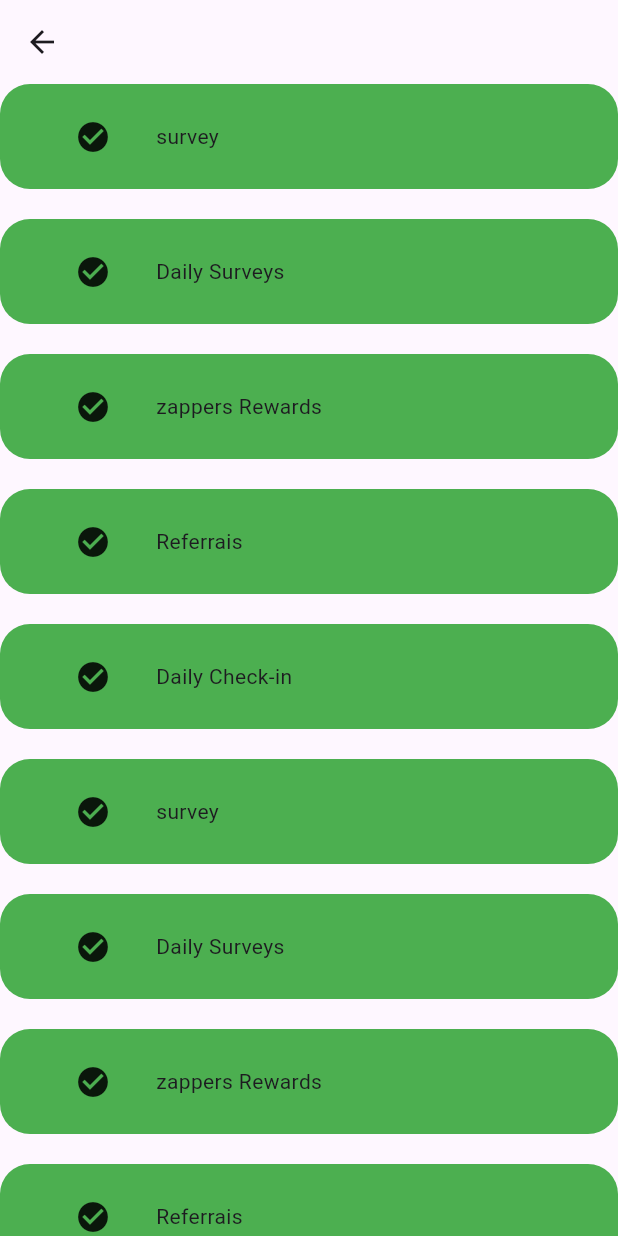
After one commit to sania0098/UI_-TASKS, a Flutter app: the Task16 screen opened directly, on a phone screen of 412 x 824 dp. The commit adds this screen. Run offline on Flutter 3.47's test engine with Material 3 defaults, Android fonts, the phone set to English and light mode, and no system bars; missing offline and left inert: dart:ffi.

Commit message:
about axaption and listview

```diff
--- a/lib/main.dart
+++ b/lib/main.dart
@@ -13,6 +13,8 @@ import 'package:testing/task12.dart';
 import 'package:testing/task13.dart';
 import 'package:testing/task14.dart';
 import 'package:testing/task15.dart';
+import 'package:testing/task16.dart';
+import 'package:testing/task17.dart';
 import 'package:testing/task2.dart';
 import 'package:testing/task3.dart';
 import 'package:testing/task4.dart';
@@ -38,7 +40,7 @@ class MyApp extends StatelessWidget {
         colorScheme: ColorScheme.fromSeed(seedColor: Colors.deepPurple),
         useMaterial3: true,
       ),
-      home: const Task15(),
+      home: Task17(),
     );
   }
 }
--- a/lib/task15.dart
+++ b/lib/task15.dart
@@ -1,9 +1,16 @@
 import 'package:flutter/cupertino.dart';
 import 'package:flutter/material.dart';
 
-class Task15 extends StatelessWidget {
+class Task15 extends StatefulWidget {
   const Task15({super.key});
 
+  @override
+  State<Task15> createState() => _Task15State();
+}
+
+bool isvideocall = true;
+
+class _Task15State extends State<Task15> {
   @override
   Widget build(BuildContext context) {
     return Scaffold(
@@ -25,29 +32,80 @@ class Task15 extends StatelessWidget {
           Row(
             mainAxisAlignment: MainAxisAlignment.center,
             children: [
+              GestureDetector(
+                onTap: () {
+                  isvideocall = true;
+                  setState(() {});
+                },
+                child: Column(
+                  children: [
                     Text(
                       'Vedio Call',
                       style: TextStyle(
                           fontSize: 20,
                           fontWeight: FontWeight.bold,
-                    color: const Color.fromARGB(255, 231, 195, 67)),
+                          color: isvideocall
+                              ? const Color.fromARGB(255, 231, 195, 67)
+                              : Colors.grey),
+                    ),
+                  ],
+                ),
               ),
               SizedBox(
                 width: 40,
               ),
+              GestureDetector(
+                onTap: () {
+                  isvideocall = false;
+                  setState(() {});
+                },
+                child: Column(
+                  children: [
                     Text(
                       'Audio Call ',
                       style: TextStyle(
                           fontSize: 20,
                           fontWeight: FontWeight.bold,
-                    color: Colors.grey),
+                          color: isvideocall ? Colors.grey : Colors.amber),
                     ),
+                  ],
+                ),
+              ),
+            ],
+          ),
+          Row(
+            mainAxisAlignment: MainAxisAlignment.center,
+            children: [
+              GestureDetector(
+                onTap: () {
+                  isvideocall = true;
+                  setState(() {});
+                },
+                child: Container(
+                  height: 5,
+                  width: 100,
+                  decoration: BoxDecoration(color: Colors.amber),
+                ),
+              ),
+              SizedBox(
+                width: 30,
+              ),
+              Container(
+                height: 5,
+                width: 100,
+                decoration: BoxDecoration(color: Colors.grey),
+              )
             ],
           ),
           SizedBox(
             height: 35,
           ),
-          Container(
+          GestureDetector(
+            onTap: () {
+              isvideocall = false;
+              setState(() {});
+            },
+            child: Container(
               height: 80,
               width: 300,
               decoration: BoxDecoration(
@@ -74,6 +132,8 @@ class Task15 extends StatelessWidget {
                     children: [
                       SizedBox(
                         width: 5,
+
+                        //
                       ),
                       Text(
                         'Stephen N',
@@ -94,6 +154,7 @@ class Task15 extends StatelessWidget {
                     ],
                   )
                 ],
+              ),
             ),
           ),
           SizedBox(
--- /dev/null
+++ b/lib/task16.dart
@@ -0,0 +1,421 @@
+import 'package:flutter/cupertino.dart';
+import 'package:flutter/material.dart';
+
+class Task16 extends StatelessWidget {
+  const Task16({super.key});
+
+  @override
+  Widget build(BuildContext context) {
+    return Scaffold(
+      appBar: AppBar(),
+      body: Center(
+        child: Column(
+          mainAxisAlignment: MainAxisAlignment.spaceEvenly,
+          children: [
+            Expanded(
+              child: ListView(
+                children: [
+                  Container(
+                    decoration: BoxDecoration(
+                      color: Colors.green,
+                      borderRadius: BorderRadius.circular(20),
+                    ),
+                    height: 70,
+                    width: 300,
+                    child: Row(
+                      children: [
+                        SizedBox(
+                          width: 50,
+                        ),
+                        Icon(
+                          Icons.check_circle,
+                          // color: Colors.green,
+                        ),
+                        SizedBox(
+                          width: 30,
+                        ),
+                        Text('survey')
+                      ],
+                    ),
+                  ),
+                  SizedBox(
+                    height: 20,
+                  ),
+                  Container(
+                    decoration: BoxDecoration(
+                      color: Colors.green,
+                      borderRadius: BorderRadius.circular(20),
+                    ),
+                    height: 70,
+                    width: 300,
+                    child: Row(
+                      children: [
+                        SizedBox(
+                          width: 50,
+                        ),
+                        Icon(
+                          Icons.check_circle,
+                          // color: Colors.green,
+                        ),
+                        SizedBox(
+                          width: 30,
+                        ),
+                        Text('Daily Surveys')
+                      ],
+                    ),
+                  ),
+                  SizedBox(
+                    height: 20,
+                  ),
+                  Container(
+                    decoration: BoxDecoration(
+                      color: Colors.green,
+                      borderRadius: BorderRadius.circular(20),
+                    ),
+                    height: 70,
+                    width: 300,
+                    child: Row(
+                      children: [
+                        SizedBox(
+                          width: 50,
+                        ),
+                        Icon(
+                          Icons.check_circle,
+                          // color: Colors.green,
+                        ),
+                        SizedBox(
+                          width: 30,
+                        ),
+                        Text('zappers Rewards')
+                      ],
+                    ),
+                  ),
+                  SizedBox(
+                    height: 20,
+                  ),
+                  Container(
+                    decoration: BoxDecoration(
+                      color: Colors.green,
+                      borderRadius: BorderRadius.circular(20),
+                    ),
+                    height: 70,
+                    width: 300,
+                    child: Row(
+                      children: [
+                        SizedBox(
+                          width: 50,
+                        ),
+                        Icon(
+                          Icons.check_circle,
+                          // color: Colors.green,
+                        ),
+                        SizedBox(
+                          width: 30,
+                        ),
+                        Text('Referrais')
+                      ],
+                    ),
+                  ),
+                  SizedBox(
+                    height: 20,
+                  ),
+                  Container(
+                    decoration: BoxDecoration(
+                      color: Colors.green,
+                      borderRadius: BorderRadius.circular(20),
+                    ),
+                    height: 70,
+                    width: 300,
+                    child: Row(
+                      children: [
+                        SizedBox(
+                          width: 50,
+                        ),
+                        Icon(
+                          Icons.check_circle,
+                          // color: Colors.green,
+                        ),
+                        SizedBox(
+                          width: 30,
+                        ),
+                        Text('Daily Check-in')
+                      ],
+                    ),
+                  ),
+                  SizedBox(
+                    height: 20,
+                  ),
+                  Container(
+                    decoration: BoxDecoration(
+                      color: Colors.green,
+                      borderRadius: BorderRadius.circular(20),
+                    ),
+                    height: 70,
+                    width: 300,
+                    child: Row(
+                      children: [
+                        SizedBox(
+                          width: 50,
+                        ),
+                        Icon(
+                          Icons.check_circle,
+                          // color: Colors.green,
+                        ),
+                        SizedBox(
+                          width: 30,
+                        ),
+                        Text('survey')
+                      ],
+                    ),
+                  ),
+                  SizedBox(
+                    height: 20,
+                  ),
+                  Container(
+                    decoration: BoxDecoration(
+                      color: Colors.green,
+                      borderRadius: BorderRadius.circular(20),
+                    ),
+                    height: 70,
+                    width: 300,
+                    child: Row(
+                      children: [
+                        SizedBox(
+                          width: 50,
+                        ),
+                        Icon(
+                          Icons.check_circle,
+                          // color: Colors.green,
+                        ),
+                        SizedBox(
+                          width: 30,
+                        ),
+                        Text('Daily Surveys')
+                      ],
+                    ),
+                  ),
+                  SizedBox(
+                    height: 20,
+                  ),
+                  Container(
+                    decoration: BoxDecoration(
+                      color: Colors.green,
+                      borderRadius: BorderRadius.circular(20),
+                    ),
+                    height: 70,
+                    width: 300,
+                    child: Row(
+                      children: [
+                        SizedBox(
+                          width: 50,
+                        ),
+                        Icon(
+                          Icons.check_circle,
+                          // color: Colors.green,
+                        ),
+                        SizedBox(
+                          width: 30,
+                        ),
+                        Text('zappers Rewards')
+                      ],
+                    ),
+                  ),
+                  SizedBox(
+                    height: 20,
+                  ),
+                  Container(
+                    decoration: BoxDecoration(
+                      color: Colors.green,
+                      borderRadius: BorderRadius.circular(20),
+                    ),
+                    height: 70,
+                    width: 300,
+                    child: Row(
+                      children: [
+                        SizedBox(
+                          width: 50,
+                        ),
+                        Icon(
+                          Icons.check_circle,
+                          // color: Colors.green,
+                        ),
+                        SizedBox(
+                          width: 30,
+                        ),
+                        Text('Referrais')
+                      ],
+                    ),
+                  ),
+                  SizedBox(
+                    height: 20,
+                  ),
+                  Container(
+                    decoration: BoxDecoration(
+                      color: Colors.green,
+                      borderRadius: BorderRadius.circular(20),
+                    ),
+                    height: 70,
+                    width: 300,
+                    child: Row(
+                      children: [
+                        SizedBox(
+                          width: 50,
+                        ),
+                        Icon(
+                          Icons.check_circle,
+                          // color: Colors.green,
+                        ),
+                        SizedBox(
+                          width: 30,
+                        ),
+                        Text('Daily Check-in')
+                      ],
+                    ),
+                  ),
+                  SizedBox(
+                    height: 20,
+                  ),
+                  Container(
+                    decoration: BoxDecoration(
+                      color: Colors.green,
+                      borderRadius: BorderRadius.circular(20),
+                    ),
+                    height: 70,
+                    width: 300,
+                    child: Row(
+                      children: [
+                        SizedBox(
+                          width: 50,
+                        ),
+                        Icon(
+                          Icons.check_circle,
+                          // color: Colors.green,
+                        ),
+                        SizedBox(
+                          width: 30,
+                        ),
+                        Text('survey')
+                      ],
+                    ),
+                  ),
+                  SizedBox(
+                    height: 20,
+                  ),
+                  Container(
+                    decoration: BoxDecoration(
+                      color: Colors.green,
+                      borderRadius: BorderRadius.circular(20),
+                    ),
+                    height: 70,
+                    width: 300,
+                    child: Row(
+                      children: [
+                        SizedBox(
+                          width: 50,
+                        ),
+                        Icon(
+                          Icons.check_circle,
+                          // color: Colors.green,
+                        ),
+                        SizedBox(
+                          width: 30,
+                        ),
+                        Text('Daily Surveys')
+                      ],
+                    ),
+                  ),
+                  SizedBox(
+                    height: 20,
+                  ),
+                  Container(
+                    decoration: BoxDecoration(
+                      color: Colors.green,
+                      borderRadius: BorderRadius.circular(20),
+                    ),
+                    height: 70,
+                    width: 300,
+                    child: Row(
+                      children: [
+                        SizedBox(
+                          width: 50,
+                        ),
+                        Icon(
+                          Icons.check_circle,
+                          // color: Colors.green,
+                        ),
+                        SizedBox(
+                          width: 30,
+                        ),
+                        Text('zappers Rewards')
+                      ],
+                    ),
+                  ),
+                  SizedBox(
+                    height: 20,
+                  ),
+                  SizedBox(
+                    height: 20,
+                  ),
+                  Container(
+                    decoration: BoxDecoration(
+                      color: Colors.green,
+                      borderRadius: BorderRadius.circular(20),
+                    ),
+                    height: 70,
+                    width: 300,
+                    child: Row(
+                      children: [
+                        SizedBox(
+                          width: 50,
+                        ),
+                        Icon(
+                          Icons.check_circle,
+                          // color: Colors.green,
+                        ),
+                        SizedBox(
+                          width: 30,
+                        ),
+                        Text('Referrais')
+                      ],
+                    ),
+                  ),
+                  SizedBox(
+                    height: 20,
+                  ),
+                  Container(
+                    decoration: BoxDecoration(
+                      color: Colors.green,
+                      borderRadius: BorderRadius.circular(20),
+                    ),
+                    height: 70,
+                    width: 300,
+                    child: Row(
+                      children: [
+                        SizedBox(
+                          width: 50,
+                        ),
+                        Icon(
+                          Icons.check_circle,
+                          // color: Colors.green,
+                        ),
+                        SizedBox(
+                          width: 30,
+                        ),
+                        Text('Daily Check-in')
+                      ],
+                    ),
+                  ),
+                  SizedBox(
+                    height: 20,
+                  ),
+                  Text(
+                      'These are all ways can earn in zip\n survey\n our #1 tip new zapper is to make sure to \n at least complete your Daily survey every day \n to maximize')
+                ],
+              ),
+            ),
+          ],
+        ),
+      ),
+    );
+  }
+}
--- /dev/null
+++ b/lib/task17.dart
@@ -0,0 +1,71 @@
+import 'package:flutter/cupertino.dart';
+import 'package:flutter/material.dart';
+
+class Task17 extends StatelessWidget {
+  Task17({super.key});
+  List<String> Names = [
+    'Palak Paneer',
+    'Jeera Rice',
+    'Butter Nan',
+    'Gulab Jam',
+    'Ranchers',
+    'Soup',
+    'soft Drink',
+    'pizza'
+  ];
+  List<String> images = [
+    'asset/palakpaneer.jpg',
+    'asset/jeerarice.jpg',
+    'asset/butternan.jpg',
+    'asset/gulabjam.jpeg',
+    'asset/ranchers.jpeg',
+    'asset/soup.jpeg',
+    'asset/soft drink.jpeg',
+    'asset/pizza.jpeg',
+  ];
+
+  @override
+  Widget build(BuildContext context) {
+    return Scaffold(
+      appBar: AppBar(
+        backgroundColor: Colors.redAccent,
+        title: Text(
+          'My Recipes',
+          style: TextStyle(color: Colors.white),
+        ),
+      ),
+      body: Column(
+        children: [
+          Expanded(
+            child: ListView.builder(
+              itemCount: images.length,
+              itemBuilder: (context, index) {
+                return Container(
+                  height: 150,
+                  width: 150,
+                  child: Row(
+                    children: [
+                      Image.asset(
+                        images[index],
+                        height: 150,
+                        width: 150,
+                      ),
+                      SizedBox(
+                        height: 10,
+                        width: 25,
+                      ),
+                      Text(
+                        Names[index],
+                        style: TextStyle(fontWeight: FontWeight.bold),
+                      ),
+                    ],
+                  ),
+                );
+              },
+            ),
+          ),
+        ],
+      ),
+    );
+  }
+}
```
Also changed, not shown: asset/butternan.jpg (added), asset/gulabjam.jpeg (added), asset/jeerarice.jpg (added), asset/palakpaneer.jpg (added), asset/ranchers.jpeg (added). Lines whose indentation alone changed are shown as unchanged.
